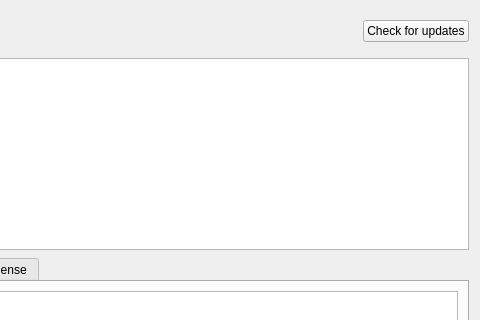
First picture: the form in modules/gui/qt/dialogs/help/about.ui, repository WIFARO/juxtopposed-vlc, before the edit; both pictures show x 240 to 720 and y 0 to 320 of the 720 by 560 pixel window.
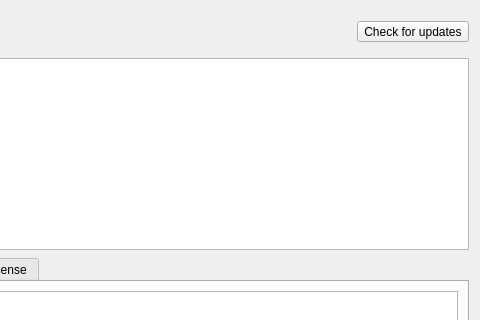
Second picture: the form after the edit.

Commit message: qt: keep compact About actions inline with neutral icon states

The edit to the form file:
```diff
--- a/modules/gui/qt/dialogs/help/about.ui
+++ b/modules/gui/qt/dialogs/help/about.ui
@@ -120,12 +120,15 @@
        </layout>
       </item>
       <item alignment="Qt::AlignVCenter|Qt::AlignRight">
-       <widget class="QPushButton" name="checkUpdatesButton">
+       <widget class="QToolButton" name="checkUpdatesButton">
         <property name="text">
          <string>Check for updates</string>
         </property>
-        <property name="autoDefault">
-         <bool>false</bool>
+        <property name="toolButtonStyle">
+         <enum>Qt::ToolButtonTextBesideIcon</enum>
+        </property>
+        <property name="focusPolicy">
+         <enum>Qt::StrongFocus</enum>
         </property>
        </widget>
       </item>
```
The commit also changes 3 other files.
